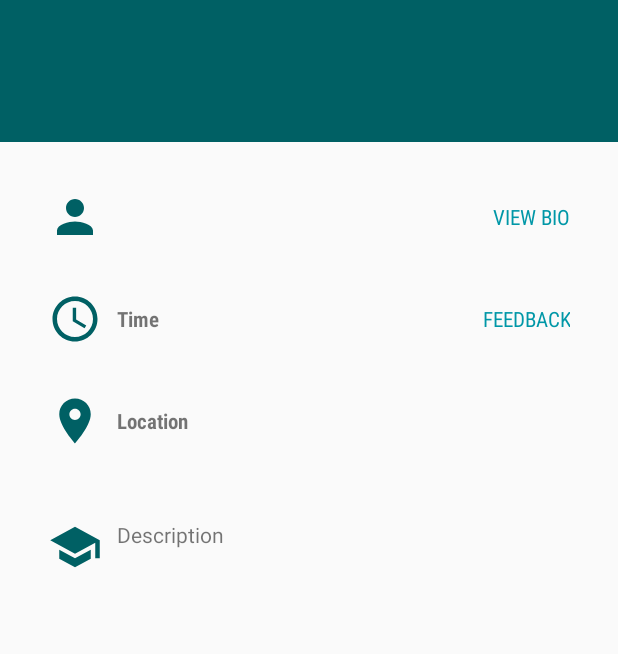
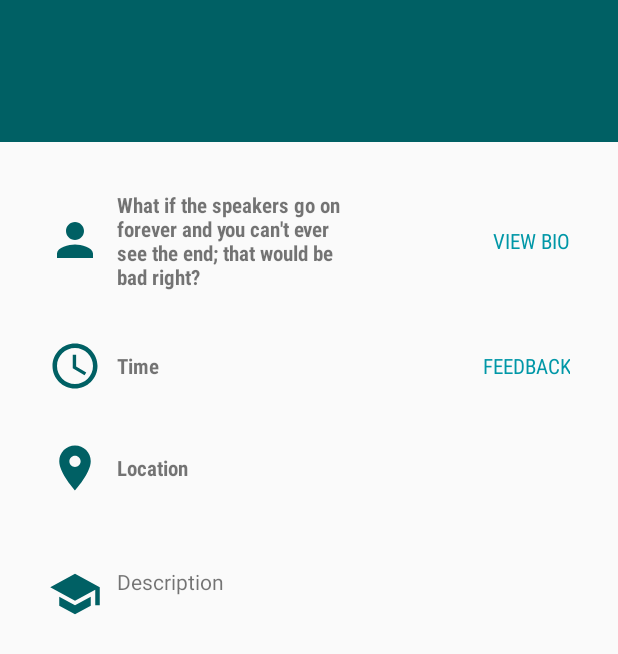
Before and after one commit to rphovley/storymakerevents, an Android app: the layout content_presentation.xml on its own in the app's theme, with its tools: preview values and no code run, on a phone screen of 412 x 824 dp. Shown: the top 654 px of the screen. Run offline under Robolectric (Android 15) with nearby library versions, the phone set to English and light mode, and no system bars; network calls fail.

Commit message:
Layout fix for author name and presentation title bleeding into each other

```diff
--- a/app/src/main/res/layout/content_presentation.xml
+++ b/app/src/main/res/layout/content_presentation.xml
@@ -68,33 +68,42 @@
             <!--SPEAKER NAME-->
             <LinearLayout
                 android:layout_width="match_parent"
-                android:layout_height="match_parent"
+                android:layout_height="wrap_content"
                 android:padding="@dimen/activity_vertical_margin"
                 android:orientation="horizontal">
                 <ImageView
+                    android:id="@+id/imgPerson"
                     android:layout_width="wrap_content"
                     android:layout_height="wrap_content"
                     android:clickable="true"
                     android:background="@drawable/ic_person_24dp"
                     android:padding="@dimen/margin"
-                    android:layout_gravity="left"/>
+                    android:layout_gravity="center_vertical" />
+                <RelativeLayout
+                    android:layout_width="wrap_content"
+                    android:layout_height="wrap_content"
+                    android:orientation="horizontal">
                     <innatemobile.storymakerevents.CustomViews.RobotoTextView
                         style="@style/presentationText.condensedFont"
+                        android:layout_width="@dimen/speaker_name_size"
+                        android:layout_height="wrap_content"
                         android:id="@+id/txtSpeakerName"
-                    android:text=""
-                    android:layout_height="match_parent" />
+                        android:layout_alignParentLeft="true"
+                        android:text="What if the speakers go on forever and you can't ever see the end; that would be bad right?" />
                     <innatemobile.storymakerevents.CustomViews.RobotoTextView
                         android:id="@+id/txtViewBio"
-                    android:layout_width="match_parent"
+                        android:layout_width="wrap_content"
                         android:layout_height="wrap_content"
                         android:gravity="right"
-                    android:layout_marginLeft="@dimen/margin"
                         android:textAllCaps="true"
                         android:clickable="true"
                         android:textColor="@color/text_selector"
                         app:fontName="RobotoCondensed-Regular.ttf"
                         android:text="@string/sViewBio"
-                    android:layout_gravity="center_vertical" />
+                        android:layout_centerVertical="true"
+                        android:layout_alignParentRight="true"
+                        android:layout_alignParentEnd="true" />
+                    </RelativeLayout>
             </LinearLayout>
             <!--SPEAKER NAME-->
             <!--TIME-->
--- a/app/src/main/res/layout/fixed_home_recyclerview_content.xml
+++ b/app/src/main/res/layout/fixed_home_recyclerview_content.xml
@@ -73,7 +73,11 @@
                     android:textSize="@dimen/text_header"
                     android:text="Art Hovley"
                     android:id="@+id/txtNextSpeaker"
-                    android:layout_alignParentRight="true"/>
+                    android:layout_alignParentTop="true"
+                    android:layout_toRightOf="@+id/txtNextTitle"
+                    android:layout_alignParentRight="true"
+                    android:layout_alignParentEnd="true"
+                    android:gravity="right"/>
             </RelativeLayout>
             <innatemobile.storymakerevents.CustomViews.RobotoTextView
                 style="@style/defaultText.light"
--- a/app/src/main/res/layout/remove_schedule_card.xml
+++ b/app/src/main/res/layout/remove_schedule_card.xml
@@ -55,7 +55,9 @@
                         android:textSize="@dimen/cardTextSize"
                         android:text=""
                         android:id="@+id/txtSpeakerName"
-                        android:layout_alignParentRight="true" />
+                        android:layout_toRightOf="@+id/txtPresentationTitle"
+                        android:layout_alignParentRight="true"
+                        android:layout_alignParentEnd="true" />
                 </RelativeLayout>
                 <innatemobile.storymakerevents.CustomViews.RobotoTextView
                     android:layout_width="wrap_content"
--- a/app/src/main/res/values/dimens.xml
+++ b/app/src/main/res/values/dimens.xml
@@ -27,4 +27,5 @@
     <dimen name="fixed_card_text_size">14sp</dimen>
     <dimen name="large_margin">20dp</dimen>
     <dimen name="sPresIconSize">36dp</dimen>
+    <dimen name="speaker_name_size">150dp</dimen>
 </resources>
```
Also changed, not shown: app/build.gradle (+4 -3 lines), app/src/main/java/innatemobile/storymakerevents/Activities/SplashActivity.java (+16 -12 lines), app/src/main/java/innatemobile/storymakerevents/Utils/RequestSpreadsheets.java (+6 -6 lines), app/src/main/res/layout/add_schedule_card.xml (+5 -4 lines). Lines whose indentation alone changed are shown as unchanged.
